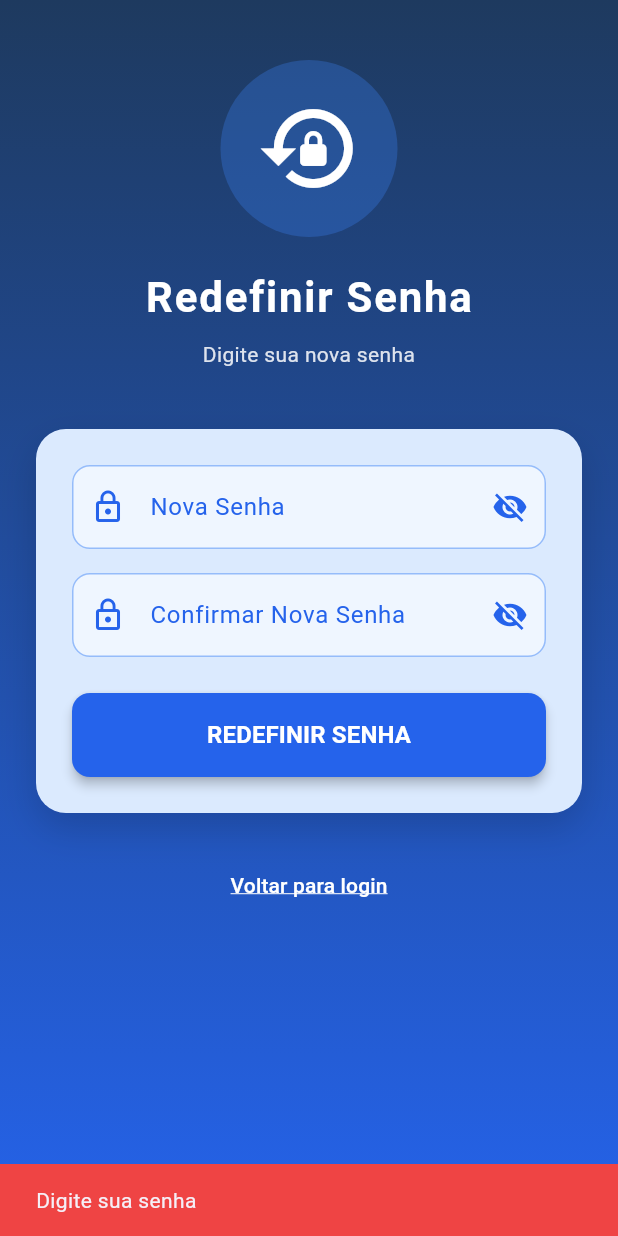
After one commit to Cecili4na/Diabetter-P1, a Flutter app: the ResetPasswordScreen screen opened by its route, after a tap on "REDEFINIR SENHA", on a phone screen of 412 x 824 dp. The commit adds this screen. Run offline on Flutter 3.47's test engine with Material 3 defaults, Android fonts, the phone set to English and light mode, and no system bars; our stand-ins replace cached_network_image, flutter_dotenv, image_picker, pdf, share_plus, supabase_flutter; missing offline and left inert: dart:html, forui; accounts and stored records are empty.

Commit message:
feat: recuperação de senha tela e redirect

```diff
--- a/lib/repositories/repository_interfaces.dart
+++ b/lib/repositories/repository_interfaces.dart
@@ -30,6 +30,9 @@ abstract class IAuthRepository {
 
   /// Upload profile photo to storage
   Future<String?> uploadProfilePhoto(String userId, Uint8List imageBytes);
+
+  /// Update user password (for password reset)
+  Future<void> updatePassword(String newPassword);
 }
 
 /// Abstract interface for health data operations (RF-04, RF-05, RF-06)
--- /dev/null
+++ b/lib/screens/reset_password_screen.dart
@@ -0,0 +1,505 @@
+// lib/screens/reset_password_screen.dart
+// Password reset screen - allows user to set new password after clicking email link
+
+import 'package:flutter/material.dart';
+import 'package:supabase_flutter/supabase_flutter.dart';
+import '../config/app_theme.dart';
+import '../config/app_config.dart';
+import '../repositories/auth_repository.dart';
+import 'login_screen.dart';
+
+class ResetPasswordScreen extends StatefulWidget {
+  final String? token;
+  final String? type;
+
+  const ResetPasswordScreen({super.key, this.token, this.type});
+
+  @override
+  State<ResetPasswordScreen> createState() => _ResetPasswordScreenState();
+}
+
+class _ResetPasswordScreenState extends State<ResetPasswordScreen> {
+  final _passwordController = TextEditingController();
+  final _confirmPasswordController = TextEditingController();
+  final _authRepo = AuthRepository();
+  bool _isLoading = false;
+  bool _obscurePassword = true;
+  bool _obscureConfirmPassword = true;
+  bool _isTokenValid = true;
+
+  // Blue color scheme (matching login/register screens)
+  static const Color _darkBlue = Color(0xFF1E3A5F);
+  static const Color _mediumBlue = Color(0xFF2563EB);
+  static const Color _lightBlue = Color(0xFF3B82F6);
+  static const Color _paleBlue = Color(0xFFDBEAFE);
+  static const Color _veryLightBlue = Color(0xFFEFF6FF);
+
+  @override
+  void initState() {
+    super.initState();
+    _validateToken();
+  }
+
+  @override
+  void dispose() {
+    _passwordController.dispose();
+    _confirmPasswordController.dispose();
+    super.dispose();
+  }
+
+  Future<void> _validateToken() async {
+    // In mock mode, always allow reset
+    if (AppConfig.isMockMode) {
+      return;
+    }
+
+    // If no token provided, check if user has a valid session from the link
+    if (widget.token == null || widget.token!.isEmpty) {
+      // Check if Supabase has authenticated the user via the recovery link
+      try {
+        final session = Supabase.instance.client.auth.currentSession;
+        if (session == null) {
+          setState(() => _isTokenValid = false);
+        }
+        // If session exists, token is valid (Supabase authenticated via link)
+      } catch (e) {
+        setState(() => _isTokenValid = false);
+      }
+      return;
+    }
+
+    // If token is provided, validate it
+    try {
+      // The token will be validated when we try to update the password
+      // For now, just check if we have a token and correct type
+      if (widget.type != 'recovery') {
+        setState(() => _isTokenValid = false);
+      }
+    } catch (e) {
+      setState(() => _isTokenValid = false);
+    }
+  }
+
+  String? _validatePassword() {
+    final password = _passwordController.text;
+    if (password.isEmpty) {
+      return 'Digite sua senha';
+    }
+    if (password.length < 6) {
+      return 'Senha deve ter pelo menos 6 caracteres';
+    }
+    return null;
+  }
+
+  String? _validateConfirmPassword() {
+    final confirmPassword = _confirmPasswordController.text;
+    if (confirmPassword.isEmpty) {
+      return 'Confirme sua senha';
+    }
+    if (confirmPassword != _passwordController.text) {
+      return 'As senhas não coincidem';
+    }
+    return null;
+  }
+
+  Future<void> _resetPassword() async {
+    // Validate fields
+    final passwordError = _validatePassword();
+    final confirmError = _validateConfirmPassword();
+
+    if (passwordError != null) {
+      _showError(passwordError);
+      return;
+    }
+
+    if (confirmError != null) {
+      _showError(confirmError);
+      return;
+    }
+
+    if (!_isTokenValid && !AppConfig.isMockMode) {
+      _showError('Link de recuperação inválido ou expirado');
+      return;
+    }
+
+    setState(() => _isLoading = true);
+
+    try {
+      if (AppConfig.isMockMode) {
+        // Mock mode - just show success
+        await Future.delayed(const Duration(seconds: 1));
+      } else {
+        // Production mode - update password via Supabase
+        await _authRepo.updatePassword(_passwordController.text);
+      }
+
+      if (mounted) {
+        // Show success dialog
+        await _showSuccessDialog();
+        // Navigate to login
+        Navigator.of(context).pushAndRemoveUntil(
+          MaterialPageRoute(builder: (_) => const LoginScreen()),
+          (route) => false,
+        );
+      }
+    } on AuthException catch (e) {
+      _showError(_translateAuthError(e.message));
+    } catch (e) {
+      _showError('Erro ao redefinir senha: $e');
+    } finally {
+      if (mounted) setState(() => _isLoading = false);
+    }
+  }
+
+  String _translateAuthError(String message) {
+    if (message.contains('invalid') || message.contains('expired')) {
+      return 'Link de recuperação inválido ou expirado. Solicite um novo link.';
+    }
+    if (message.contains('weak')) {
+      return 'A senha é muito fraca. Use uma senha mais forte.';
+    }
+    return message;
+  }
+
+  void _showError(String message) {
+    if (!mounted) return;
+    ScaffoldMessenger.of(context).showSnackBar(
+      SnackBar(
+        content: Text(message),
+        backgroundColor: AppColors.red,
+      ),
+    );
+  }
+
+  Future<void> _showSuccessDialog() async {
+    await showDialog(
+      context: context,
+      barrierDismissible: false,
+      builder: (context) => AlertDialog(
+        shape: RoundedRectangleBorder(borderRadius: BorderRadius.circular(16)),
+        content: Column(
+          mainAxisSize: MainAxisSize.min,
+          children: [
+            Container(
+              padding: const EdgeInsets.all(16),
+              decoration: BoxDecoration(
+                color: AppColors.green.withOpacity(0.2),
+                shape: BoxShape.circle,
+              ),
+              child: const Icon(
+                Icons.check_circle_outline,
+                size: 48,
+                color: AppColors.green,
+              ),
+            ),
+            const SizedBox(height: 20),
+            const Text(
+              'Senha redefinida!',
+              style: TextStyle(
+                fontSize: 20,
+                fontWeight: FontWeight.bold,
+              ),
+              textAlign: TextAlign.center,
+            ),
+            const SizedBox(height: 12),
+            const Text(
+              'Sua senha foi alterada com sucesso. Faça login com sua nova senha.',
+              style: TextStyle(
+                fontSize: 14,
+                color: Colors.grey,
+              ),
+              textAlign: TextAlign.center,
+            ),
+          ],
+        ),
+        actions: [
+          SizedBox(
+            width: double.infinity,
+            child: ElevatedButton(
+              style: ElevatedButton.styleFrom(
+                backgroundColor: _mediumBlue,
+                foregroundColor: Colors.white,
+                padding: const EdgeInsets.symmetric(vertical: 12),
+                shape: RoundedRectangleBorder(
+                  borderRadius: BorderRadius.circular(8),
+                ),
+              ),
+              onPressed: () => Navigator.of(context).pop(),
+              child: const Text('OK'),
+            ),
+          ),
+        ],
+      ),
+    );
+  }
+
+  @override
+  Widget build(BuildContext context) {
+    if (!_isTokenValid && !AppConfig.isMockMode) {
+      return Scaffold(
+        body: Container(
+          width: double.infinity,
+          height: double.infinity,
+          decoration: const BoxDecoration(
+            gradient: LinearGradient(
+              begin: Alignment.topCenter,
+              end: Alignment.bottomCenter,
+              colors: [_darkBlue, _mediumBlue],
+            ),
+          ),
+          child: SafeArea(
+            child: Padding(
+              padding: const EdgeInsets.all(24),
+              child: Column(
+                mainAxisAlignment: MainAxisAlignment.center,
+                children: [
+                  const Icon(
+                    Icons.error_outline,
+                    size: 64,
+                    color: Colors.white,
+                  ),
+                  const SizedBox(height: 24),
+                  const Text(
+                    'Link Inválido',
+                    style: TextStyle(
+                      fontSize: 24,
+                      fontWeight: FontWeight.bold,
+                      color: Colors.white,
+                    ),
+                    textAlign: TextAlign.center,
+                  ),
+                  const SizedBox(height: 16),
+                  Text(
+                    'Este link de recuperação é inválido ou expirou. Solicite um novo link na tela de login.',
+                    style: TextStyle(
+                      fontSize: 16,
+                      color: Colors.white.withOpacity(0.9),
+                    ),
+                    textAlign: TextAlign.center,
+                  ),
+                  const SizedBox(height: 32),
+                  SizedBox(
+                    width: double.infinity,
+                    height: 56,
+                    child: ElevatedButton(
+                      style: ElevatedButton.styleFrom(
+                        backgroundColor: Colors.white,
+                        foregroundColor: _mediumBlue,
+                        shape: RoundedRectangleBorder(
+                          borderRadius: BorderRadius.circular(12),
+                        ),
+                      ),
+                      onPressed: () {
+                        Navigator.of(context).pushAndRemoveUntil(
+                          MaterialPageRoute(builder: (_) => const LoginScreen()),
+                          (route) => false,
+                        );
+                      },
+                      child: const Text(
+                        'VOLTAR PARA LOGIN',
+                        style: TextStyle(fontSize: 16, fontWeight: FontWeight.bold),
+                      ),
+                    ),
+                  ),
+                ],
+              ),
+            ),
+          ),
+        ),
+      );
+    }
+
+    return Scaffold(
+      body: Container(
+        width: double.infinity,
+        height: double.infinity,
+        decoration: const BoxDecoration(
+          gradient: LinearGradient(
+            begin: Alignment.topCenter,
+            end: Alignment.bottomCenter,
+            colors: [_darkBlue, _mediumBlue],
+          ),
+        ),
+        child: SafeArea(
+          child: SingleChildScrollView(
+            child: Padding(
+              padding: const EdgeInsets.symmetric(horizontal: 24),
+              child: Column(
+                children: [
+                  const SizedBox(height: 40),
+
+                  // Icon
+                  Container(
+                    padding: const EdgeInsets.all(24),
+                    decoration: BoxDecoration(
+                      color: _lightBlue.withOpacity(0.3),
+                      shape: BoxShape.circle,
+                    ),
+                    child: const Icon(
+                      Icons.lock_reset,
+                      size: 70,
+                      color: Colors.white,
+                    ),
+                  ),
+                  const SizedBox(height: 20),
+                  const Text(
+                    'Redefinir Senha',
+                    style: TextStyle(
+                      fontSize: 28,
+                      fontWeight: FontWeight.bold,
+                      color: Colors.white,
+                      letterSpacing: 1.2,
+                    ),
+                  ),
+                  const SizedBox(height: 8),
+                  Text(
+                    'Digite sua nova senha',
+                    textAlign: TextAlign.center,
+                    style: TextStyle(
+                      fontSize: 14,
+                      color: Colors.white.withOpacity(0.85),
+                    ),
+                  ),
+
+                  const SizedBox(height: 40),
+
+                  // Reset form card
+                  Container(
+                    padding: const EdgeInsets.all(24),
+                    decoration: BoxDecoration(
+                      color: _paleBlue,
+                      borderRadius: BorderRadius.circular(20),
+                      boxShadow: [
+                        BoxShadow(
+                          color: Colors.black.withOpacity(0.15),
+                          blurRadius: 20,
+                          offset: const Offset(0, 10),
+                        ),
+                      ],
+                    ),
+                    child: Column(
+                      crossAxisAlignment: CrossAxisAlignment.stretch,
+                      children: [
+                        // New password field
+                        TextField(
+                          controller: _passwordController,
+                          obscureText: _obscurePassword,
+                          decoration: InputDecoration(
+                            labelText: 'Nova Senha',
+                            labelStyle: TextStyle(color: _mediumBlue),
+                            prefixIcon: Icon(Icons.lock_outline, color: _mediumBlue),
+                            suffixIcon: IconButton(
+                              icon: Icon(
+                                _obscurePassword ? Icons.visibility_off : Icons.visibility,
+                                color: _mediumBlue,
+                              ),
+                              onPressed: () => setState(() => _obscurePassword = !_obscurePassword),
+                            ),
+                            border: OutlineInputBorder(
+                              borderRadius: BorderRadius.circular(12),
+                              borderSide: BorderSide(color: _lightBlue),
+                            ),
+                            enabledBorder: OutlineInputBorder(
+                              borderRadius: BorderRadius.circular(12),
+                              borderSide: BorderSide(color: _lightBlue.withOpacity(0.5)),
+                            ),
+                            focusedBorder: OutlineInputBorder(
+                              borderRadius: BorderRadius.circular(12),
+                              borderSide: BorderSide(color: _mediumBlue, width: 2),
+                            ),
+                            filled: true,
+                            fillColor: _veryLightBlue,
+                          ),
+                        ),
+                        const SizedBox(height: 16),
+
+                        // Confirm password field
+                        TextField(
+                          controller: _confirmPasswordController,
+                          obscureText: _obscureConfirmPassword,
+                          decoration: InputDecoration(
+                            labelText: 'Confirmar Nova Senha',
+                            labelStyle: TextStyle(color: _mediumBlue),
+                            prefixIcon: Icon(Icons.lock_outline, color: _mediumBlue),
+                            suffixIcon: IconButton(
+                              icon: Icon(
+                                _obscureConfirmPassword ? Icons.visibility_off : Icons.visibility,
+                                color: _mediumBlue,
+                              ),
+                              onPressed: () => setState(() => _obscureConfirmPassword = !_obscureConfirmPassword),
+                            ),
+                            border: OutlineInputBorder(
+                              borderRadius: BorderRadius.circular(12),
+                              borderSide: BorderSide(color: _lightBlue),
+                            ),
+                            enabledBorder: OutlineInputBorder(
+                              borderRadius: BorderRadius.circular(12),
+                              borderSide: BorderSide(color: _lightBlue.withOpacity(0.5)),
+                            ),
+                            focusedBorder: OutlineInputBorder(
+                              borderRadius: BorderRadius.circular(12),
+                              borderSide: BorderSide(color: _mediumBlue, width: 2),
+                            ),
+                            filled: true,
+                            fillColor: _veryLightBlue,
+                          ),
+                        ),
+                        const SizedBox(height: 24),
+
+                        // Reset button
+                        SizedBox(
+                          height: 56,
+                          child: ElevatedButton(
+                            style: ElevatedButton.styleFrom(
+                              backgroundColor: _mediumBlue,
+                              foregroundColor: Colors.white,
+                              shape: RoundedRectangleBorder(
+                                borderRadius: BorderRadius.circular(12),
+                              ),
+                              elevation: 3,
+                            ),
+                            onPressed: _isLoading ? null : _resetPassword,
+                            child: _isLoading
+                                ? const SizedBox(
+                                    width: 24,
+                                    height: 24,
+                                    child: CircularProgressIndicator(color: Colors.white, strokeWidth: 2),
+                                  )
+                                : const Text('REDEFINIR SENHA', style: TextStyle(fontSize: 16, fontWeight: FontWeight.bold)),
+                          ),
+                        ),
+                      ],
+                    ),
+                  ),
+
+                  const SizedBox(height: 24),
+
+                  // Back to login link
+                  TextButton(
+                    onPressed: () {
+                      Navigator.of(context).pushAndRemoveUntil(
+                        MaterialPageRoute(builder: (_) => const LoginScreen()),
+                        (route) => false,
+                      );
+                    },
+                    child: const Text(
+                      'Voltar para login',
+                      style: TextStyle(
+                        color: Colors.white,
+                        fontWeight: FontWeight.w500,
+                        decoration: TextDecoration.underline,
+                        decorationColor: Colors.white,
+                      ),
+                    ),
+                  ),
+
+                  const SizedBox(height: 40),
+                ],
+              ),
+            ),
+          ),
+        ),
+      ),
+    );
+  }
+}
```
Also changed, not shown: lib/main.dart (+107 -3 lines), lib/repositories/auth_repository.dart (+7 -0 lines), lib/repositories/mocks/mock_auth_repository.dart (+7 -0 lines), lib/screens/login_screen.dart (+19 -1 lines).
